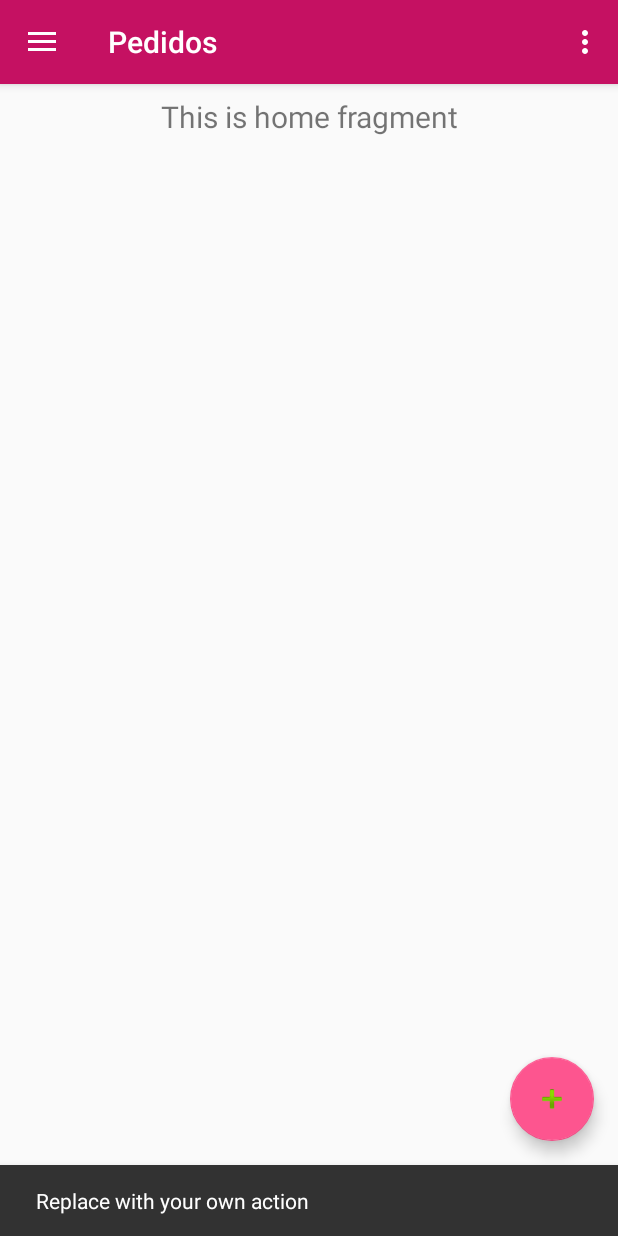
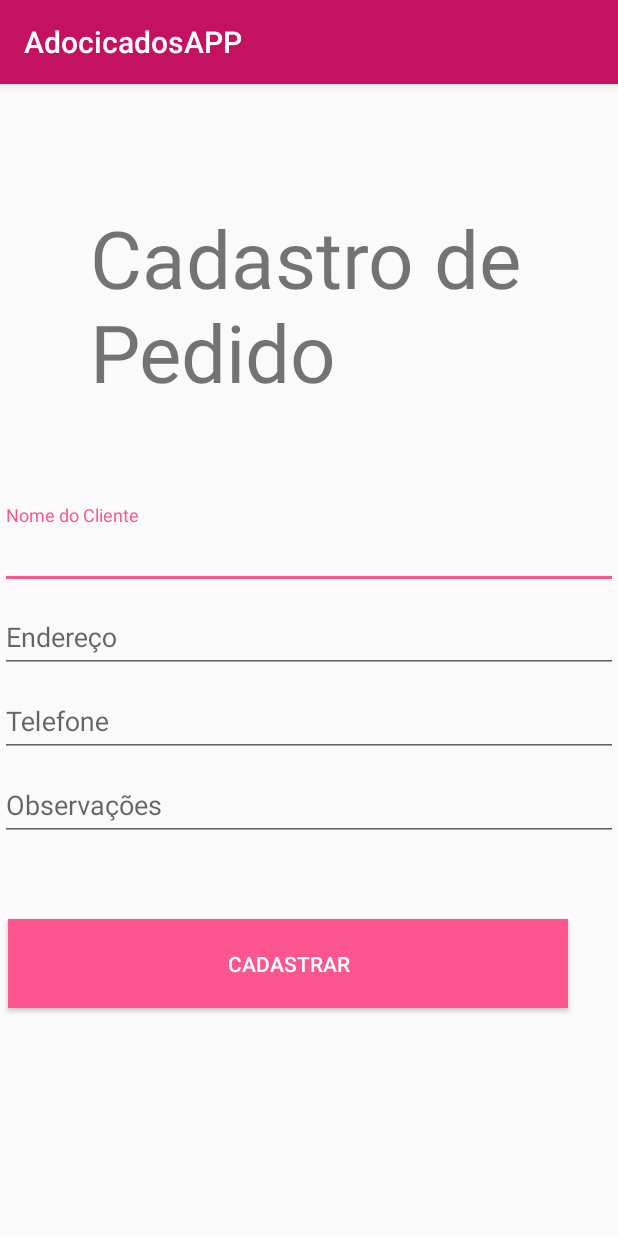
Before and after one commit to yurifaheina/AdocicadosAPP, an Android app: the MainActivity screen opened directly, with no data from a screen before it, after a tap on an icon or button, on a phone screen of 412 x 824 dp. Run offline under Robolectric (Android 15) with nearby library versions, the phone set to English and light mode, and no system bars; our stand-ins replace navigation-ui; 1 statement that could not run was skipped.

Commit message:
Cadastro de Pedido

```diff
--- a/app/src/main/AndroidManifest.xml
+++ b/app/src/main/AndroidManifest.xml
@@ -23,6 +23,9 @@
             android:name=".MainActivity"
             android:theme="@style/AppTheme.NoActionBar">
                     </activity>
+        <activity
+            android:name=".ui.home.AcitivyCadastroPedido">
+        </activity>
     </application>
 
 </manifest>
--- a/app/src/main/java/com/example/adocicadosapp/MainActivity.java
+++ b/app/src/main/java/com/example/adocicadosapp/MainActivity.java
@@ -1,10 +1,14 @@
 package com.example.adocicadosapp;
 
+import android.content.Intent;
 import android.os.Bundle;
 
+import com.example.adocicadosapp.ui.home.AcitivyCadastroPedido;
+import com.example.adocicadosapp.ui.home.HomeViewModel;
 import com.google.android.material.floatingactionbutton.FloatingActionButton;
 import com.google.android.material.snackbar.Snackbar;
 
+import android.view.MenuItem;
 import android.view.View;
 
 import androidx.annotation.NonNull;
@@ -37,11 +41,14 @@ public class MainActivity extends AppCompatActivity {
         Toolbar toolbar = findViewById(R.id.toolbar);
         setSupportActionBar(toolbar);
         FloatingActionButton fab = findViewById(R.id.fab);
+
         fab.setOnClickListener(new View.OnClickListener() {
             @Override
-            public void onClick(View view) {
-                Snackbar.make(view, "Replace with your own action", Snackbar.LENGTH_LONG)
-                        .setAction("Action", null).show();
+            public void onClick(View v ) {
+
+                    Intent intent = new Intent(MainActivity.this, AcitivyCadastroPedido.class);
+                    startActivityForResult(intent, 0);
+
             }
         });
         DrawerLayout drawer = findViewById(R.id.drawer_layout);
--- /dev/null
+++ b/app/src/main/java/com/example/adocicadosapp/ui/home/AcitivyCadastroPedido.java
@@ -0,0 +1,17 @@
+package com.example.adocicadosapp.ui.home;
+
+import android.os.Bundle;
+
+import androidx.appcompat.app.AppCompatActivity;
+
+import com.example.adocicadosapp.R;
+
+public class AcitivyCadastroPedido extends AppCompatActivity {
+
+    @Override
+    protected void onCreate(Bundle savedInstanceState) {
+        super.onCreate(savedInstanceState);
+        setContentView(R.layout.activity_cadastro_pedido);
+
+    }
+}
--- a/app/src/main/java/com/example/adocicadosapp/ui/home/HomeViewModel.java
+++ b/app/src/main/java/com/example/adocicadosapp/ui/home/HomeViewModel.java
@@ -1,8 +1,12 @@
 package com.example.adocicadosapp.ui.home;
+
+import android.os.Bundle;
 
 import androidx.lifecycle.LiveData;
 import androidx.lifecycle.MutableLiveData;
 import androidx.lifecycle.ViewModel;
+
+import com.example.adocicadosapp.R;
 
 public class HomeViewModel extends ViewModel {
 
--- /dev/null
+++ b/app/src/main/res/layout/activity_cadastro_pedido.xml
@@ -0,0 +1,76 @@
+<?xml version="1.0" encoding="utf-8"?>
+<LinearLayout xmlns:android="http://schemas.android.com/apk/res/android"
+    android:orientation="vertical" android:layout_width="match_parent"
+    android:layout_height="match_parent">
+
+    <TextView
+        android:id="@+id/textView3"
+        android:layout_marginTop="80dp"
+        android:layout_marginLeft="60dp"
+        android:textSize="80px"
+        android:layout_width="match_parent"
+        android:layout_height="wrap_content"
+        android:text="Cadastro de Pedido" />
+
+    <com.google.android.material.textfield.TextInputLayout
+        android:layout_width="match_parent"
+        android:layout_height="355dp"
+        android:layout_marginTop="100px">
+
+        <com.google.android.material.textfield.TextInputEditText
+            android:layout_width="match_parent"
+            android:layout_height="wrap_content"
+            android:hint="Nome do Cliente" />
+
+        <com.google.android.material.textfield.TextInputLayout
+            android:layout_width="match_parent"
+            android:layout_height="200dp">
+
+            <com.google.android.material.textfield.TextInputEditText
+                android:layout_width="match_parent"
+                android:layout_height="wrap_content"
+                android:hint="Endereço" />
+
+            <com.google.android.material.textfield.TextInputLayout
+                android:layout_width="match_parent"
+                android:layout_height="132dp">
+
+                <com.google.android.material.textfield.TextInputEditText
+                    android:layout_width="match_parent"
+                    android:layout_height="wrap_content"
+                    android:hint="Telefone" />
+
+                <com.google.android.material.textfield.TextInputLayout
+                    android:layout_width="match_parent"
+                    android:layout_height="70dp">
+
+                    <com.google.android.material.textfield.TextInputEditText
+                        android:layout_width="match_parent"
+                        android:layout_height="wrap_content"
+                        android:hint="Observações" />
+
+
+                </com.google.android.material.textfield.TextInputLayout>
+
+
+            </com.google.android.material.textfield.TextInputLayout>
+        </com.google.android.material.textfield.TextInputLayout>
+
+        <Button
+            android:id="@+id/button2"
+            android:layout_width="373dp"
+            android:layout_height="wrap_content"
+            android:layout_marginVertical="20dp"
+            android:layout_marginLeft="5dp"
+            android:layout_marginTop="20dp"
+            android:layout_marginBottom="5dp"
+            android:layout_weight="1"
+            android:background="@color/colorAccent"
+            android:text="Cadastrar"
+            android:textColor="#FFFFFF" />
+
+    </com.google.android.material.textfield.TextInputLayout>
+
+
+
+</LinearLayout>
```
